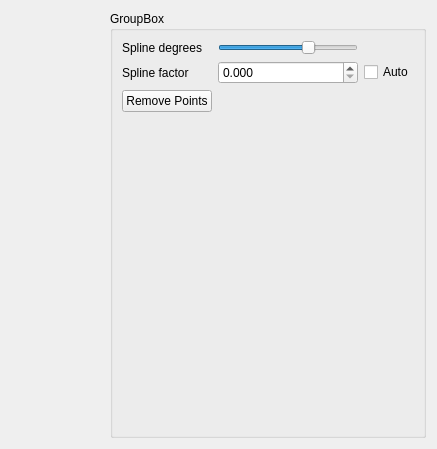
Before: the Qt Designer form plots_math.ui in GuLinux/PySpectrum, drawn with Qt 5.
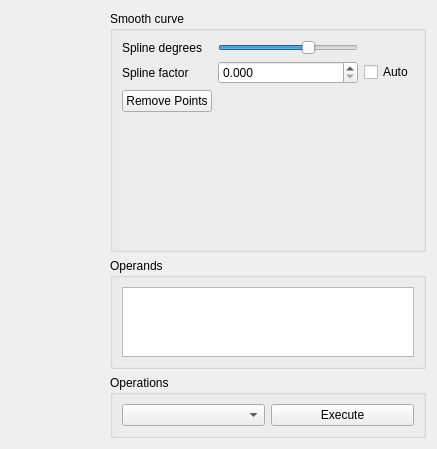
After: the same form once the commit is applied.

Commit message: first math draft

```diff
--- a/plots_math.ui
+++ b/plots_math.ui
@@ -14,8 +14,27 @@
    <string>Form</string>
   </property>
   <layout class="QGridLayout" name="gridLayout">
-   <item row="0" column="0">
-    <widget class="QWidget" name="plot" native="true"/>
+   <item row="1" column="1">
+    <widget class="QGroupBox" name="groupBox_2">
+     <property name="title">
+      <string>Operands</string>
+     </property>
+     <layout class="QGridLayout" name="gridLayout_3">
+      <item row="0" column="0">
+       <widget class="QListView" name="operands_listview">
+        <property name="sizePolicy">
+         <sizepolicy hsizetype="Minimum" vsizetype="Expanding">
+          <horstretch>0</horstretch>
+          <verstretch>0</verstretch>
+         </sizepolicy>
+        </property>
+        <property name="editTriggers">
+         <set>QAbstractItemView::NoEditTriggers</set>
+        </property>
+       </widget>
+      </item>
+     </layout>
+    </widget>
    </item>
    <item row="0" column="1">
     <widget class="QGroupBox" name="groupBox">
@@ -26,7 +45,7 @@
       </sizepolicy>
      </property>
      <property name="title">
-      <string>GroupBox</string>
+      <string>Smooth curve</string>
      </property>
      <layout class="QGridLayout" name="gridLayout_2">
       <item row="0" column="1">
@@ -130,6 +149,35 @@
      </layout>
     </widget>
    </item>
+   <item row="2" column="1">
+    <widget class="QGroupBox" name="groupBox_3">
+     <property name="title">
+      <string>Operations</string>
+     </property>
+     <layout class="QGridLayout" name="gridLayout_4">
+      <item row="0" column="0">
+       <widget class="QComboBox" name="operation_type">
+        <property name="sizePolicy">
+         <sizepolicy hsizetype="Preferred" vsizetype="Fixed">
+          <horstretch>0</horstretch>
+          <verstretch>0</verstretch>
+         </sizepolicy>
+        </property>
+       </widget>
+      </item>
+      <item row="0" column="1">
+       <widget class="QPushButton" name="execute">
+        <property name="text">
+         <string>Execute</string>
+        </property>
+       </widget>
+      </item>
+     </layout>
+    </widget>
+   </item>
+   <item row="0" column="0" rowspan="3">
+    <widget class="QWidget" name="plot" native="true"/>
+   </item>
   </layout>
  </widget>
  <resources/>
```
The commit also changes 4 other files.
